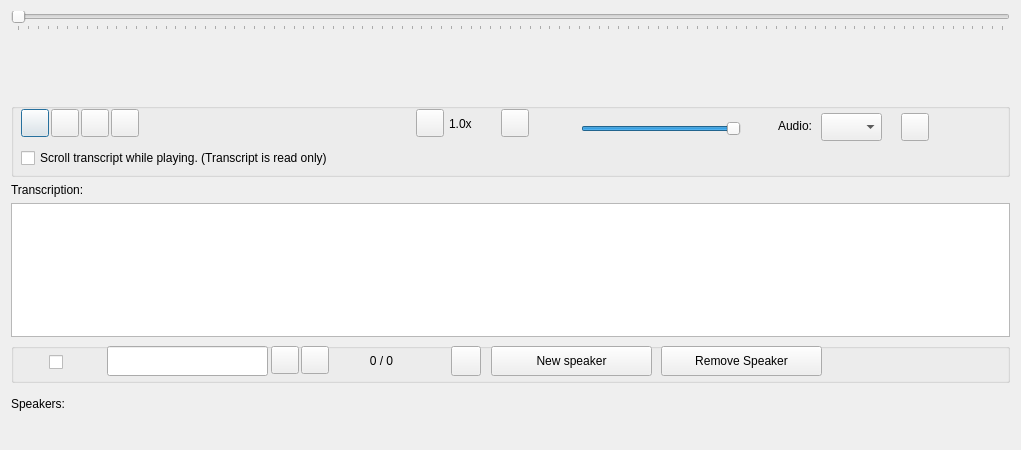
This is src/GUI_UIs/ui_dialog_view_av.ui in ccbogel/QualCoder as Qt 5 draws it before an edit. The edited form follows.
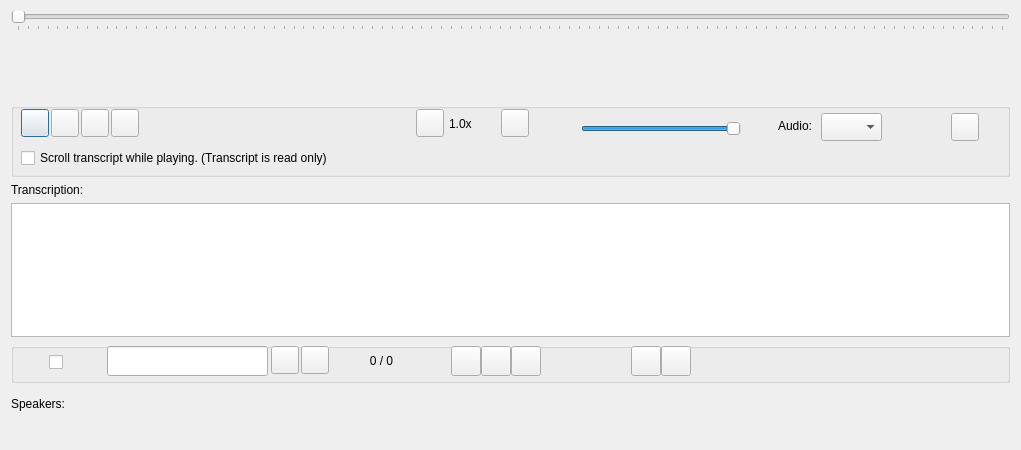
This is the edited form.

Commit message: Added buttons for bookmarks

What changed in the file:
```diff
--- a/src/GUI_UIs/ui_dialog_view_av.ui
+++ b/src/GUI_UIs/ui_dialog_view_av.ui
@@ -307,7 +307,7 @@
      <widget class="QPushButton" name="pushButton_help">
       <property name="geometry">
        <rect>
-        <x>890</x>
+        <x>940</x>
         <y>10</y>
         <width>28</width>
         <height>28</height>
@@ -467,14 +467,14 @@
      <widget class="QPushButton" name="pushButton_new_speaker">
       <property name="geometry">
        <rect>
-        <x>480</x>
+        <x>470</x>
         <y>3</y>
-        <width>161</width>
+        <width>30</width>
         <height>30</height>
        </rect>
       </property>
       <property name="text">
-       <string>New speaker</string>
+       <string/>
       </property>
      </widget>
      <widget class="QPushButton" name="pushButton_insert_timestamp">
@@ -496,14 +496,14 @@
      <widget class="QPushButton" name="pushButton_remove_speaker">
       <property name="geometry">
        <rect>
-        <x>650</x>
+        <x>500</x>
         <y>3</y>
-        <width>161</width>
+        <width>30</width>
         <height>30</height>
        </rect>
       </property>
       <property name="text">
-       <string>Remove Speaker</string>
+       <string/>
       </property>
      </widget>
      <widget class="QCheckBox" name="checkBox_case_sensitive">
@@ -550,6 +550,38 @@
        <string/>
       </property>
      </widget>
+     <widget class="QPushButton" name="pushButton_set_bookmark">
+      <property name="geometry">
+       <rect>
+        <x>650</x>
+        <y>3</y>
+        <width>30</width>
+        <height>30</height>
+       </rect>
+      </property>
+      <property name="toolTip">
+       <string>Set bookmark (Ctrl B)</string>
+      </property>
+      <property name="text">
+       <string/>
+      </property>
+     </widget>
+     <widget class="QPushButton" name="pushButton_goto_bookmark">
+      <property name="geometry">
+       <rect>
+        <x>620</x>
+        <y>3</y>
+        <width>30</width>
+        <height>30</height>
+       </rect>
+      </property>
+      <property name="toolTip">
+       <string>Go to bookmark (Ctrl Shift B)</string>
+      </property>
+      <property name="text">
+       <string/>
+      </property>
+     </widget>
     </widget>
    </item>
    <item row="8" column="0">
```
Left out of the diff: 10 changed lines with no effect on the pictures. The commit also changes 1 other file.
